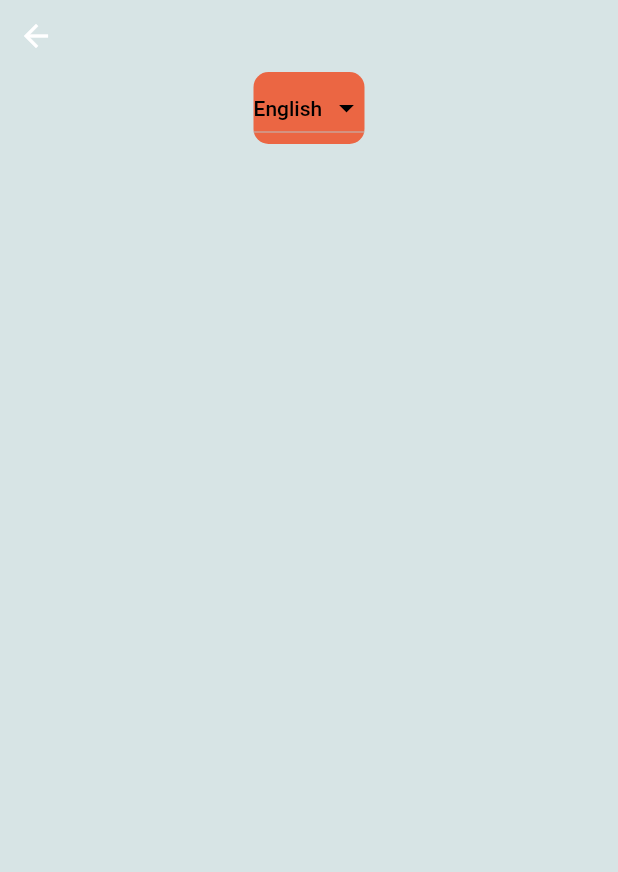
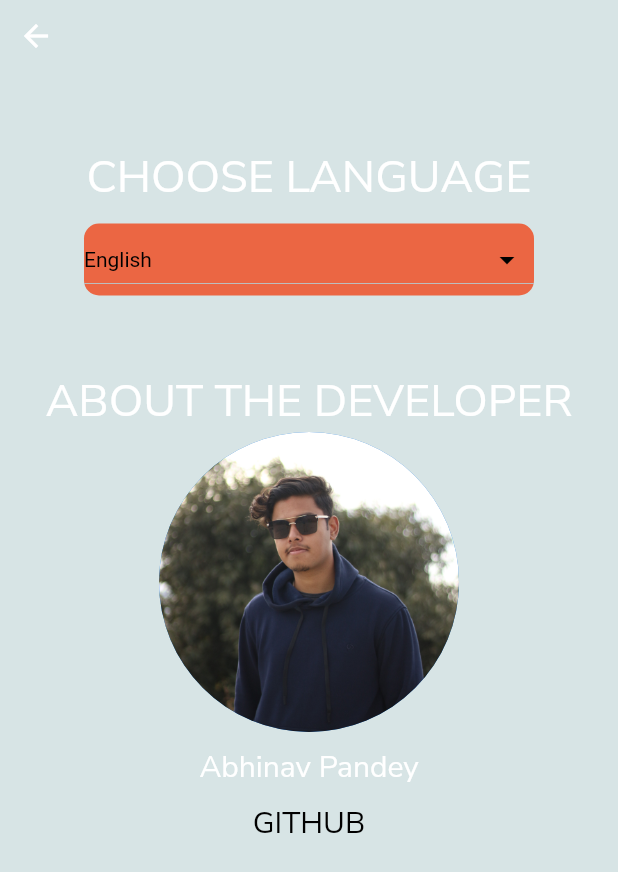
Before and after one commit to Abhinavxox/Emoji-Translator, a Flutter app: the Menu screen opened directly, on a phone screen of 412 x 824 dp. Shown: the top 872 px of the screen. Run offline on Flutter 3.47's test engine with Material 2 defaults, Android fonts, the phone set to English and light mode, and no system bars; missing offline and left inert: dart:html.

Commit message:
<added the menu>:[added the meanu ui along with change language options]

```diff
--- a/lib/main.dart
+++ b/lib/main.dart
@@ -17,7 +17,7 @@ class MyApp extends StatelessWidget {
       debugShowCheckedModeBanner: false,
       home : Scaffold(
         body: Container(
-          child: BootScreen(),
+          child: Menu(),
         ),
       ),
     );
--- a/lib/views/home.dart
+++ b/lib/views/home.dart
@@ -49,7 +49,9 @@ class _HomepageState extends State<Homepage> {
                       color: Colors.white,
                       //on press open drawer
                       onPressed: () {
-                        Navigator.push(context, MaterialPageRoute(builder: (context) => Menu()));
+                        Navigator.push(context, MaterialPageRoute(builder: (context) => Menu(
+
+                        )));
                       },
                     ),
                   ),
--- a/lib/views/menu.dart
+++ b/lib/views/menu.dart
@@ -1,14 +1,20 @@
-import 'dart:html';
-
+import 'dart:html' hide VoidCallback;
 import 'package:flutter/material.dart';
 
 class Menu extends StatefulWidget {
   @override
   State<Menu> createState() => _MenuState();
+
+  final Function(String) callback;
+  final VoidCallback languageCallback;
+
+  Menu({this.callback, this.languageCallback});
 }
 
 class _MenuState extends State<Menu> {
-  String _chosenValue;
+
+  String _selectedLanguage = 'English';
+
   @override
   Widget build(BuildContext context) {
     return Scaffold(
@@ -32,14 +38,29 @@ class _MenuState extends State<Menu> {
                 ],
               ),
             ),
+            //Choose Language title
             Container(
+              margin: EdgeInsets.only(top: 50),
+              child: Text(
+                "CHOOSE LANGUAGE",
+                style: TextStyle(
+                  fontSize: 30,
+                  color: Colors.white,
+                ),
+              ),
+            ),
+            //dropdown menu
+            Container(
+              margin: EdgeInsets.only(top: 10),
               decoration: BoxDecoration(
                 color: Color(0xFFBEB6440),
                 borderRadius: BorderRadius.circular(10),
               ),
+              //increase width
+              width: 300,
               child: DropdownButton<String>(
                 focusColor: Colors.white,
-                value: _chosenValue,
+                value: _selectedLanguage,
                 //elevation: 5,
                 style: TextStyle(color: Colors.white),
                 iconEnabledColor: Colors.black,
@@ -59,20 +80,76 @@ class _MenuState extends State<Menu> {
                     ),
                   );
                 }).toList(),
-                hint: Text(
-                  "English",
-                  style: TextStyle(
-                      color: Colors.black,
-                      fontSize: 14,
-                      fontWeight: FontWeight.w500),
+                hint: Container(
+                  width: 270,
+                  padding: EdgeInsets.only(left: 20),
+                  child: Text(
+                    "$_selectedLanguage",
+                    style: TextStyle(color: Colors.white),
+                  ),
                 ),
                 onChanged: (String value) {
                   setState(() {
-                    _chosenValue = value;
+                    _selectedLanguage = value;
                   });
                 },
               ),
             ),
+            //About the developer title
+            Container(
+              margin: EdgeInsets.only(top: 50),
+              child: Text(
+                "ABOUT THE DEVELOPER",
+                style: TextStyle(
+                  fontSize: 30,
+                  color: Colors.white,
+                ),
+              ),
+            ),
+            //Cicular photo
+            Container(
+              child: CircleAvatar(
+                radius: 100,
+                backgroundImage: AssetImage('assets/images/abhinav.JPG'),
+              ),
+            ),
+            //Container for description and link
+            Container(
+              margin: EdgeInsets.only(top: 10),
+              child: Column(
+                children: <Widget>[
+                  Container(
+                    child: Text(
+                      "Abhinav Pandey",
+                      style: TextStyle(
+                        fontSize: 20,
+                        color: Colors.white,
+                      ),
+                    ),
+                  ),
+                  //link to github container
+                  Container(
+                    child: TextButton(
+                      onPressed: () {
+                        window.open('https://github.com/Abhinavxox', 'new tab');
+                      },
+                      child: Text(
+                        "GITHUB",
+                        style: TextStyle(
+                          fontSize: 20,
+                          color: Colors.black,
+                        ),
+                      ),
+                    ),
+                  ),
+                ],
+              ),
+            ),
+            // //amfoss logo
+            // Container(
+            //   margin: EdgeInsets.only(top: 50),
+            //   child: Image.asset('assets/images/amfoss.png'),
+            // ),
           ],
         ),
       ),
--- a/lib/views/widgets/input.dart
+++ b/lib/views/widgets/input.dart
@@ -1,5 +1,4 @@
 import 'dart:convert';
-
 import 'package:flutter/material.dart';
 import 'package:http/http.dart' as http;
 
@@ -47,6 +46,7 @@ class _InputBoxState extends State<InputBox> {
     var response = await http.get(Uri.parse("https://emoji-api.com/emojis?search=$text&access_key=ff75e24e8949a1087ebaf607bc2406711f0ef96a"));
     //decode the response
     var data = jsonDecode(response.body);
+    print(data);
     if (data==null) {
       OutputPass("No Emoji Found");
     } else {
```
Also changed, not shown: assets/images/abhinav.JPG (added), assets/images/amfoss.png (added).
